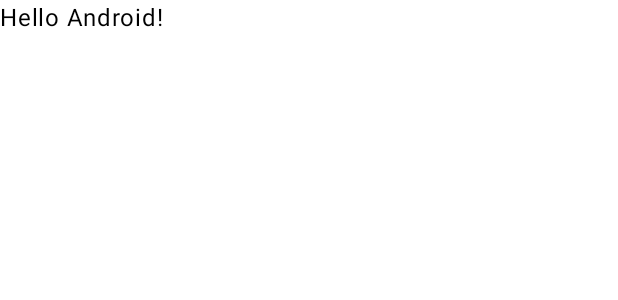
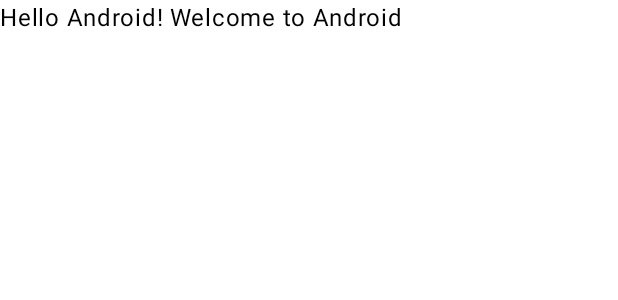
Before and after one commit to justinecasiano/test-mobile, an Android app built with Jetpack Compose: the @Preview function GreetingPreview, on a phone screen of 412 x 824 dp. Shown: the top 300 px of the screen. Run offline under Robolectric (Android 15) with nearby library versions, the phone set to English and light mode, and no system bars.

Commit message:
feat: add welcome

```diff
--- a/app/src/main/java/com/example/gathr/MainActivity.kt
+++ b/app/src/main/java/com/example/gathr/MainActivity.kt
@@ -33,7 +33,7 @@ class MainActivity : ComponentActivity() {
 @Composable
 fun Greeting(name: String, modifier: Modifier = Modifier) {
     Text(
-        text = "Hello $name!",
+        text = "Hello $name! Welcome to Android",
         modifier = modifier,
     )
 }
```
